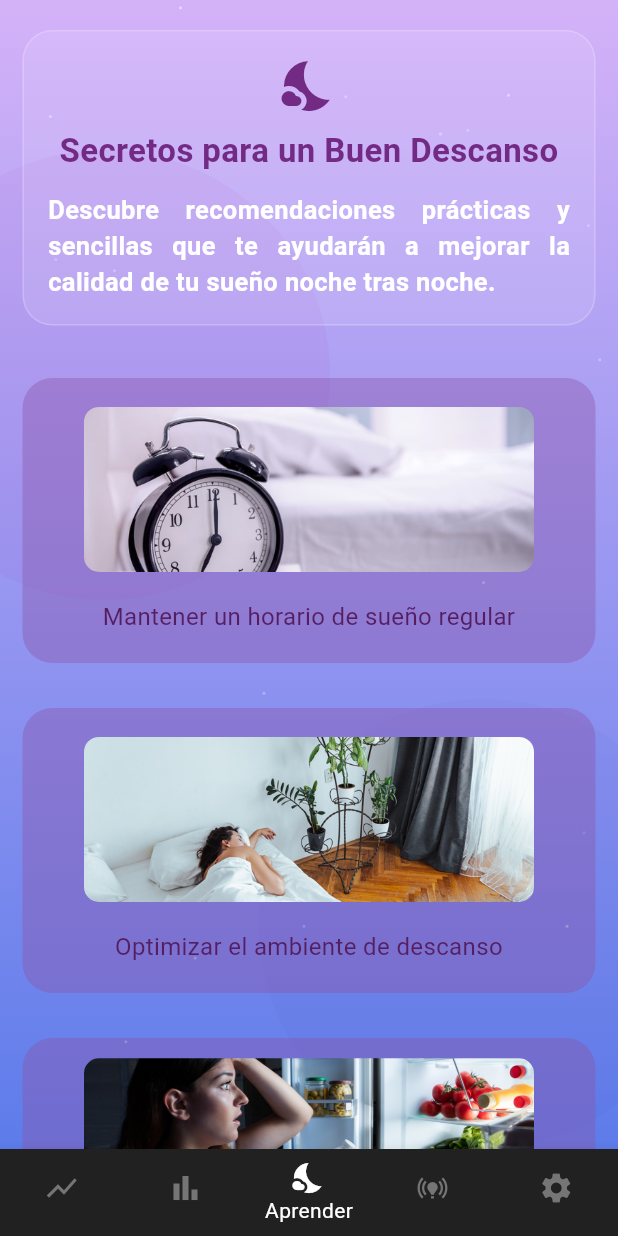
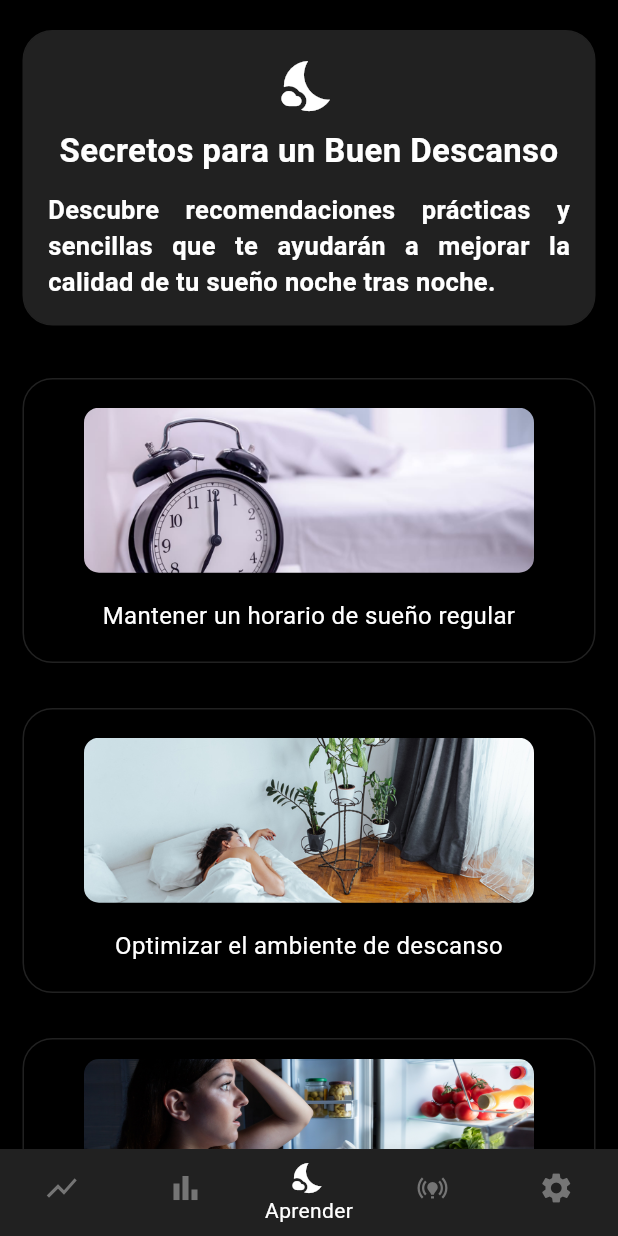
Before and after one commit to RomanOrtega89/YOHO, a Flutter app: the screen it shows after launch, item 3 of the bottom bar chosen, on a phone screen of 412 x 824 dp. Run offline on Flutter 3.47's test engine with Material 3 defaults, Android fonts, the phone set to English and light mode, and no system bars; our stand-ins replace fl_chart, permission_handler, shared_preferences; missing offline and left inert: health, tflite_flutter; accounts and stored records are empty.

Commit message:
Bug fix and UI improvement

```diff
--- a/lib/UI/screens/learn.dart
+++ b/lib/UI/screens/learn.dart
@@ -29,54 +29,7 @@ class Background extends StatelessWidget {
 
   @override
   Widget build(BuildContext context) {
-    return Stack(
-      children: [
-        // Fondo degradado principal
-        Container(
-          decoration: const BoxDecoration(
-            gradient: LinearGradient(
-              colors: [
-                Color(0xFFD4B2F8), // Morado muy claro
-                Color(0xFF5D7CEA), // Azul oscuro
-              ],
-              begin: Alignment.topCenter,
-              end: Alignment.bottomCenter,
-            ),
-          ),
-        ),
-        // Neblina suave - efectos de ondas visuales
-        Positioned(
-          top: 100,
-          left: -80,
-          child: SoftWave(color: const Color(0xFFA01AA2).withOpacity(0.05)),
-        ),
-        Positioned(
-          bottom: 0,
-          right: -60,
-          child: SoftWave(color: const Color(0xFF312290).withOpacity(0.03)),
-        ),
-        // Destellos sutiles simulando estrellas
-        ...buildStars(30),
-      ],
-    );
-  }
-
-  List<Widget> buildStars(int count) {
-    final random = Random();
-    return List.generate(count, (index) {
-      return Positioned(
-        top: random.nextDouble() * 800,
-        left: random.nextDouble() * 400,
-        child: Container(
-          width: 2,
-          height: 2,
-          decoration: BoxDecoration(
-            color: Colors.white.withOpacity(0.2 + random.nextDouble() * 0.3),
-            shape: BoxShape.circle,
-          ),
-        ),
-      );
-    });
+    return Container(color: Colors.black);
   }
 }
 
@@ -113,21 +66,21 @@ class TitleSection extends StatelessWidget {
         margin: const EdgeInsets.symmetric(horizontal: 15, vertical: 20),
         padding: const EdgeInsets.all(16),
         decoration: BoxDecoration(
-          color: Colors.white.withOpacity(0.1),
+          color: Colors.grey[900],
           borderRadius: BorderRadius.circular(20),
-          border: Border.all(color: Colors.white.withOpacity(0.2)),
+          border: Border.all(color: Colors.grey[900]!),
         ),
         child: Column(
           crossAxisAlignment: CrossAxisAlignment.center,
           children: const [
-            Icon(Icons.nights_stay, color: Color(0xFF732A85), size: 40),
+            Icon(Icons.nights_stay, color: Colors.white, size: 40),
             SizedBox(height: 8),
             Text(
               'Secretos para un Buen Descanso',
               style: TextStyle(
                 fontSize: 22,
                 fontWeight: FontWeight.bold,
-                color: Color(0xFF732A85),
+                color: Colors.white,
               ),
               textAlign: TextAlign.center,
             ),
@@ -160,7 +113,7 @@ class CardTable extends StatelessWidget {
           children: [
             TipCard(
               imagen: 'assets/Horas_sueno.jpg',
-              color: Color(0xFF541E61),
+              color: Colors.white,
               titulo: 'Mantener un horario de sueño regular',
               detalle:
                   'Una programación consistente de la hora de acostarse y de despertarse favorece la sincronización del ritmo circadiano, reduciendo la latencia para dormir y mejorando la eficiencia del sueño. Estudios epidemiológicos y de revisión muestran asociaciones claras entre la regularidad horaria y mejores indicadores subjetivos y objetivos del sueño.',
@@ -171,7 +124,7 @@ class CardTable extends StatelessWidget {
           children: [
             TipCard(
               imagen: 'assets/Ambiente_descanso.jpg',
-              color: Color(0xFF541E61),
+              color: Colors.white,
               titulo: 'Optimizar el ambiente de descanso',
               detalle:
                   'Un entorno oscuro, silencioso y con temperatura agradable facilita la continuidad del sueño y reduce los despertares nocturnos. Revisiones muestran que el control de ruido y luz, así como el confort del colchón y la almohada, se asocian con mejoría en la calidad percibida del sueño.',
@@ -182,7 +135,7 @@ class CardTable extends StatelessWidget {
           children: [
             TipCard(
               imagen: 'assets/Evitar_estimulos.jpg',
-              color: Color(0xFF541E61),
+              color: Colors.white,
               titulo:
                   'Evitar estimulantes, alcohol y comidas pesadas antes de dormir',
               detalle:
@@ -194,7 +147,7 @@ class CardTable extends StatelessWidget {
           children: [
             TipCard(
               imagen: 'assets/Libre_pantallas.jpg',
-              color: Color(0xFF541E61),
+              color: Colors.white,
               titulo: 'Establecer una rutina relajante libre de pantallas',
               detalle:
                   'Realizar actividades tranquilas (lectura ligera, meditación, técnicas de relajación) y evitar la exposición a dispositivos electrónicos 30–60 min antes de dormir mejora la facilidad de conciliación y reduce la estimulación cortical. Revisiones apuntan al impacto negativo de la luz azul y recomiendan una transición gradual a un estado de reposo.',
@@ -205,7 +158,7 @@ class CardTable extends StatelessWidget {
           children: [
             TipCard(
               imagen: 'assets/Hacer_actividadF.png',
-              color: Color(0xFF541E61),
+              color: Colors.white,
               titulo: 'Incorporar actividad física regular',
               detalle:
                   'El ejercicio, especialmente el entrenamiento de resistencia, es una intervención eficaz para mejorar la calidad del sueño, siempre que no se realice en la ventana de 1–2 horas previas a la hora de acostarse. Un metaanálisis en red sitúa al entrenamiento de resistencia como la estrategia más beneficiosa en adultos no ancianos.',
@@ -249,7 +202,7 @@ class TipCard extends StatelessWidget {
         margin: const EdgeInsets.all(15),
         height: 190,
         decoration: BoxDecoration(
-          color: const Color(0xFF8A54A8).withOpacity(0.4),
+          border: Border.all(color: Colors.grey[900]!),
           borderRadius: BorderRadius.circular(20),
         ),
         child: Column(
@@ -290,7 +243,7 @@ class TipDetailPage extends StatelessWidget {
     return Scaffold(
       appBar: AppBar(
         title: const Text('Detalles del Tip'),
-        backgroundColor: const Color(0xFFAA5ED9).withOpacity(0.6),
+        backgroundColor: (Colors.grey[900]!),
       ),
       body: Stack(
         children: [
--- a/lib/UI/screens/statistics.dart
+++ b/lib/UI/screens/statistics.dart
@@ -239,21 +239,23 @@ class _StatisticsScreenState extends State<StatisticsScreen> {
     }
   }
 
-  void _selectPreviousWeek() {
+  void _selectPreviousWeek() async {
     if (_selectedWeekIndex < _availableWeeks.length - 1) {
       setState(() {
         _selectedWeekIndex++;
         _selectedWeekStart = _availableWeeks[_selectedWeekIndex];
       });
+      await _fetchAndProcessSleepData();
     }
   }
 
-  void _selectNextWeek() {
+  void _selectNextWeek() async {
     if (_selectedWeekIndex > 0) {
       setState(() {
         _selectedWeekIndex--;
         _selectedWeekStart = _availableWeeks[_selectedWeekIndex];
       });
+      await _fetchAndProcessSleepData();
     }
   }
 
```
Also changed, not shown: lib/UI/screens/settings.dart (+163 -230 lines).
